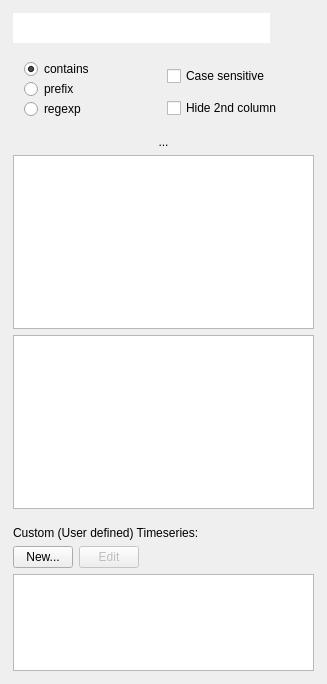
facontidavide/PlotJuggler, file plotter_gui/curvelist_panel.ui: the form before one commit.
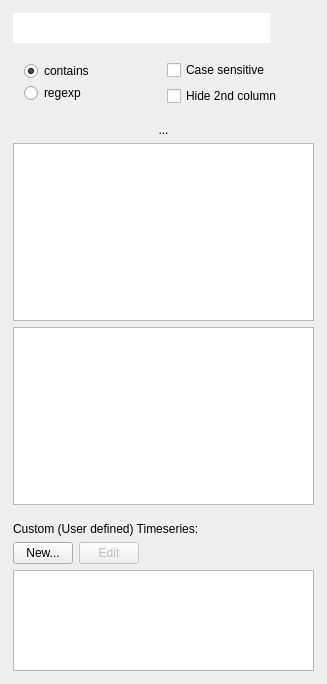
The form after the commit. Icons and pictures are not drawn.

```diff
--- a/plotter_gui/curvelist_panel.ui
+++ b/plotter_gui/curvelist_panel.ui
@@ -208,22 +208,6 @@
               </property>
              </widget>
             </item>
-            <item>
-             <widget class="QRadioButton" name="radioPrefix">
-              <property name="maximumSize">
-               <size>
-                <width>16777215</width>
-                <height>18</height>
-               </size>
-              </property>
-              <property name="focusPolicy">
-               <enum>Qt::NoFocus</enum>
-              </property>
-              <property name="text">
-               <string>prefix</string>
-              </property>
-             </widget>
-            </item>
             <item>
              <widget class="QRadioButton" name="radioRegExp">
               <property name="sizePolicy">
@@ -401,6 +385,12 @@
          <attribute name="headerVisible">
           <bool>false</bool>
          </attribute>
+         <attribute name="headerMinimumSectionSize">
+          <number>200</number>
+         </attribute>
+         <attribute name="headerDefaultSectionSize">
+          <number>300</number>
+         </attribute>
         </widget>
        </item>
       </layout>
```
Left out of the diff: 9 changed lines with no effect on the pictures.
